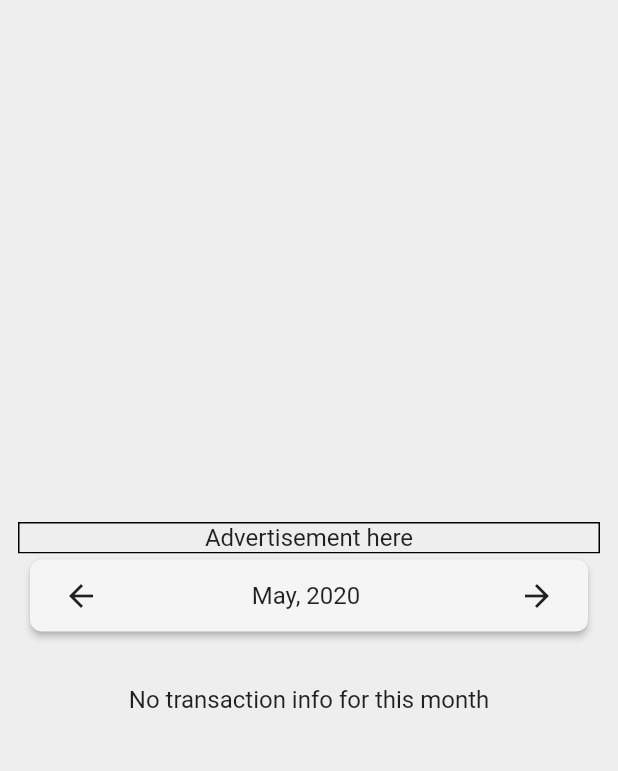
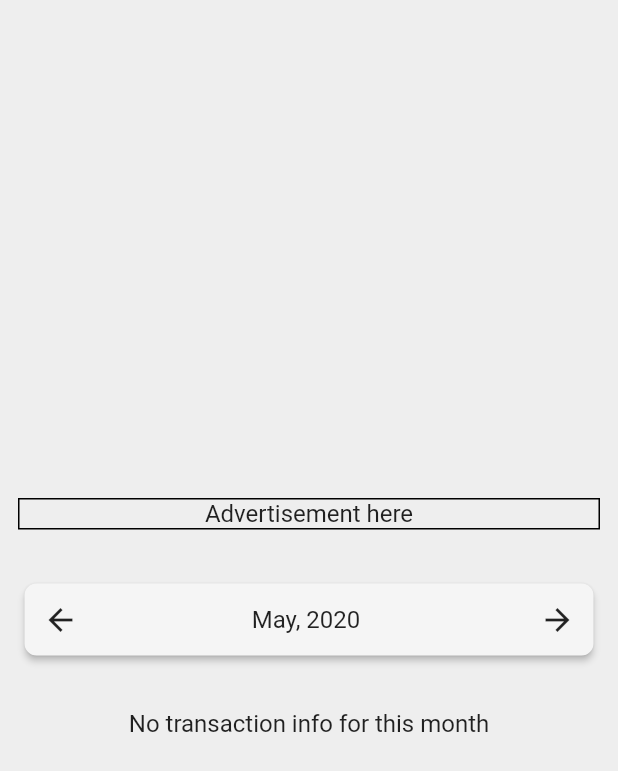
Before and after one commit to usavas/budgee, a Flutter app: the screen it shows after launch, item 2 of the bottom bar chosen, after a tap on "Income:", on a phone screen of 412 x 824 dp. Shown: the top 771 px of the screen. Run offline on Flutter 3.47's test engine with Material 2 defaults, Android fonts, the phone set to English and light mode, and no system bars; our stand-ins replace auto_size_text, charts_flutter, pie_chart, shared_preferences, sqflite; missing offline and left inert: admob_flutter; accounts and stored records are empty; Roboto replaces fonts that are missing (OpenSans).

Commit message:
refactor - ui design

```diff
--- a/lib/UI/screens/account/account_home.dart
+++ b/lib/UI/screens/account/account_home.dart
@@ -24,21 +24,15 @@ class _AccountState extends State<Account> {
 
   @override
   Widget build(BuildContext context) {
-    var _size = MediaQuery.of(context).size;
-    var _paddingWidth = _size.width * 0.03;
-    var _paddingHeight = _size.width * 0.01;
-
     return Scaffold(
       body: Column(children: <Widget>[
         Expanded(
           flex: 5,
-          child: Center(
             child: BannerAdvertisementView()
-          ),
         ),
         Expanded(
           flex: 4,
-          child: CurrentMonth(_paddingWidth, _paddingHeight),
+          child: CurrentMonth(),
         ),
         Expanded(
           flex: 7,
--- a/lib/UI/screens/account/current_month.dart
+++ b/lib/UI/screens/account/current_month.dart
@@ -4,25 +4,22 @@ import 'package:flutter/material.dart';
 import 'package:provider/provider.dart';
 
 class CurrentMonth extends StatelessWidget {
-  const CurrentMonth(this.paddingWidth, this.paddingHeight, {Key key})
-      : super(key: key);
+  const CurrentMonth({Key key}) : super(key: key);
 
-  final double paddingWidth;
-  final double paddingHeight;
+  // final double paddingWidth;
+  // final double paddingHeight;
 
   @override
   Widget build(BuildContext context) {
     CurrentMonthYearProvider monthProvider =
         Provider.of<CurrentMonthYearProvider>(context);
 
+    var _paddingWidth = MediaQuery.of(context).size.width * 0.03;
+
     return Container(
-      child: Container(
-          color: Theme.of(context).backgroundColor,
-          padding: EdgeInsets.only(
-              left: paddingWidth, right: paddingWidth),
+        padding: EdgeInsets.symmetric(horizontal: _paddingWidth),
+        child: Center(
           child: Card(
-            child: Container(
-                padding: EdgeInsets.symmetric(horizontal: 10),
               child: Row(
             mainAxisAlignment: MainAxisAlignment.spaceBetween,
             children: <Widget>[
@@ -33,8 +30,8 @@ class CurrentMonth extends StatelessWidget {
                   monthProvider.decreaseMonth();
                 },
               ),
-                    Text(getCurrMonthYear(DateTime(monthProvider.currentYear,
-                        monthProvider.currentMonth))),
+              Text(getCurrMonthYear(DateTime(
+                  monthProvider.currentYear, monthProvider.currentMonth))),
               IconButton(
                 icon: Icon(Icons.arrow_forward),
                 color: Theme.of(context).textTheme.body1.color,
@@ -44,7 +41,6 @@ class CurrentMonth extends StatelessWidget {
               ),
             ],
           )),
-          )),
-    );
+        ));
   }
 }
--- a/lib/UI/screens/account/monthly_total_stats.dart
+++ b/lib/UI/screens/account/monthly_total_stats.dart
@@ -34,7 +34,6 @@ class _MonthlyTotalStatsState extends State<MonthlyTotalStats> {
                 builder: (context) => MonthlyTotalStatsDetailed()));
       },
       child: Container(
-        color: Theme.of(context).backgroundColor,
         padding: EdgeInsets.only(left: _paddingWidth, right: _paddingWidth),
         child: Card(
             child: Container(
--- a/lib/UI/screens/account/monthly_transaction_type_totals.dart
+++ b/lib/UI/screens/account/monthly_transaction_type_totals.dart
@@ -23,7 +23,10 @@ class MonthlyTotalStatsDetailed extends StatelessWidget {
                 mainAxisAlignment: MainAxisAlignment.center,
                 children: <Widget>[
                   BannerAdvertisementView(),
-                  CurrentMonth(16.0, 16.0),
+                  Padding(
+                    padding: EdgeInsets.all(16),
+                  ),
+                  CurrentMonth(),
                   Padding(
                     padding: EdgeInsets.all(16),
                   ),
@@ -54,7 +57,8 @@ class MonthlyTotalStatsDetailed extends StatelessWidget {
                                         _getDataMapFromTransactionTypeTotals(
                                             snapshot.data),
                                         [
-                                          ...snapshot.data.map((t) => Color(t.transactionTypeColor))
+                                          ...snapshot.data.map((t) =>
+                                              Color(t.transactionTypeColor))
                                         ],
                                       )
                                       // ExpenseChart.withSampleData(),
--- a/lib/UI/screens/transactionhistory/transaction_history.dart
+++ b/lib/UI/screens/transactionhistory/transaction_history.dart
@@ -23,27 +23,25 @@ class TransactionHistory extends StatefulWidget {
 class _TransactionHistoryState extends State<TransactionHistory> {
   @override
   Widget build(BuildContext context) {
-    var _paddingValue = MediaQuery.of(context).size.width * 0.02;
     return Container(
         color: Theme.of(context).backgroundColor,
         child: Column(
           children: <Widget>[
             Expanded(
-                flex: 3,
+                flex: 5,
                 child: Center(
                   child: BannerAdvertisementView(),
                 )),
             Expanded(
-                flex: 2,
+                flex: 4,
                 child: Container(
-                    margin: EdgeInsets.all(_paddingValue),
-                    child: CurrentMonth(_paddingValue, _paddingValue))),
+                    child: CurrentMonth())),
             Expanded(
-              flex: 3,
+              flex: 6,
               child: MonthlyTotalStats(),
             ),
             Expanded(
-                flex: 10,
+                flex: 20,
                 child: ChangeNotifierProvider(
                     create: (context) => TransactionHistoryProvider(),
                     child: TransactionInfoDtoList())),
```
Lines whose indentation alone changed are shown as unchanged.
